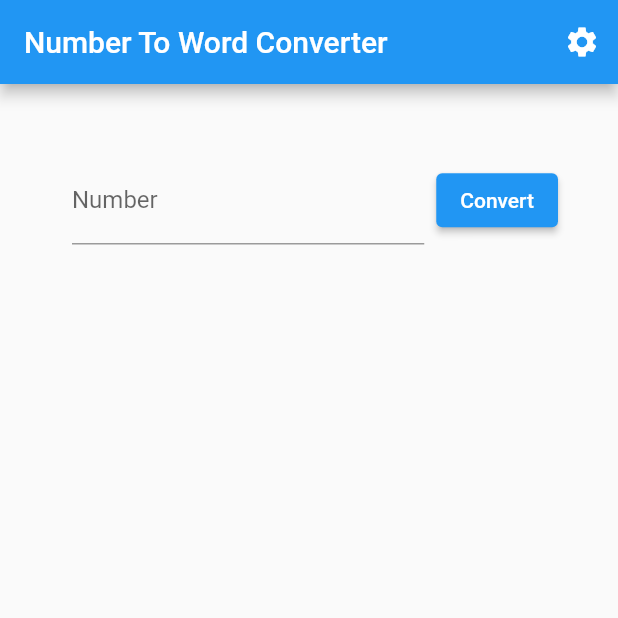
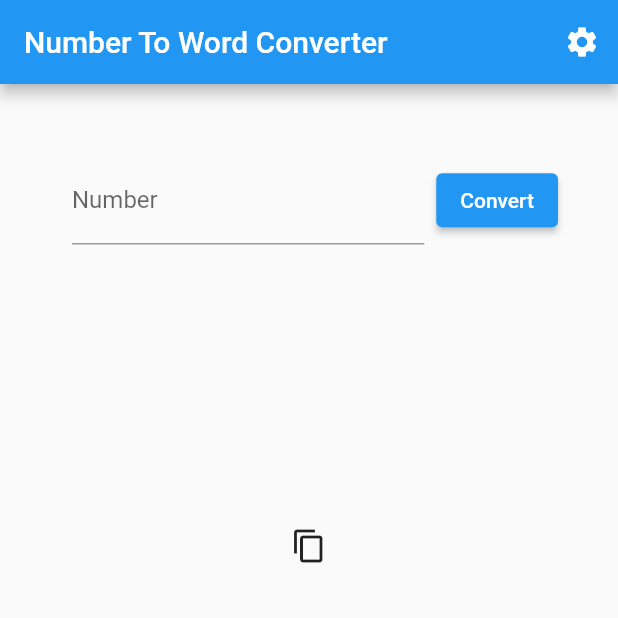
Before and after one commit to mszakacz/flutter-number-to-word, a Flutter app: the screen it shows after launch, on a phone screen of 412 x 824 dp, the top half of it. Run offline on Flutter 3.47's test engine with Material 2 defaults, Android fonts, the phone set to English and light mode, and no system bars; our stand-ins replace bloc, equatable, flutter_bloc.

Commit message:
copy text and show SnackBar

```diff
--- a/lib/presentation/screens/converter_screen.dart
+++ b/lib/presentation/screens/converter_screen.dart
@@ -4,6 +4,7 @@ import 'package:flutter/material.dart';
 import 'package:flutter_bloc/flutter_bloc.dart';
 import 'package:flutter_number_to_word/logic/converter.dart';
 import 'package:flutter_number_to_word/logic/cubit/converter_cubit.dart';
+import 'package:flutter/services.dart';
 
 class ConverterScreen extends StatefulWidget {
   const ConverterScreen({Key? key, required this.title}) : super(key: key);
@@ -15,6 +16,7 @@ class ConverterScreen extends StatefulWidget {
 }
 
 class _ConverterScreenState extends State<ConverterScreen> {
+  GlobalKey<ScaffoldState> homeScreenKey = GlobalKey<ScaffoldState>();
   final TextEditingController _textController = TextEditingController();
 
   String get _text => _textController.text;
@@ -93,6 +95,21 @@ class _ConverterScreenState extends State<ConverterScreen> {
                 );
               },
             ),
+            BlocBuilder<ConverterCubit, ConverterState>(
+              builder: (context, state) {
+                return IconButton(
+                  icon: const Icon(Icons.copy),
+                  onPressed: () {
+                    Clipboard.setData(
+                        ClipboardData(text: '${state.outputStringNumber}'));
+                    ScaffoldMessenger.of(context).showSnackBar(SnackBar(
+                      content: Text('Text has been copied to clipboard.'),
+                      duration: Duration(seconds: 1),
+                    ));
+                  },
+                );
+              },
+            ),
           ],
         ),
       ),
```
